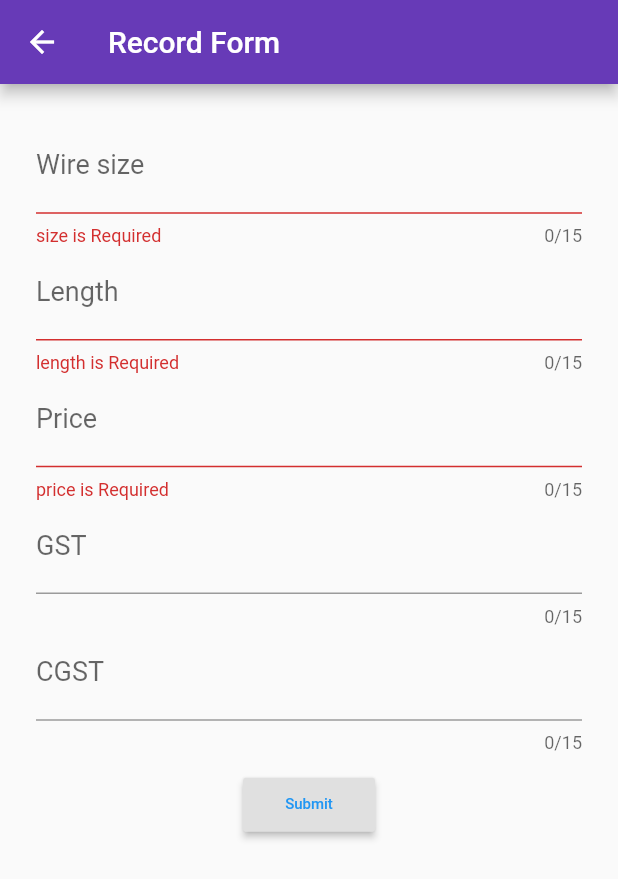
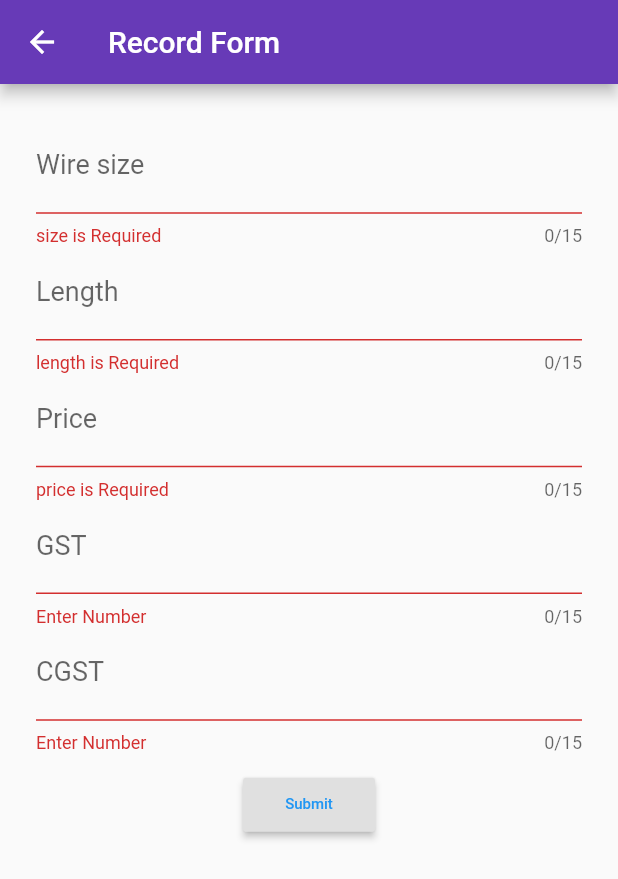
Before and after one commit to satyamrastogi/copper_customer, a Flutter app: the RecordForm screen opened directly, after a tap on "Submit", on a phone screen of 412 x 824 dp. Shown: the top 879 px of the screen. Run offline on Flutter 3.47's test engine with Material 2 defaults, Android fonts, the light colour scheme and no system bars; our stand-ins replace flutter_bloc, sqflite; accounts and stored records are empty.

Commit message:
First stable version

```diff
--- a/lib/pages/RecordForm.dart
+++ b/lib/pages/RecordForm.dart
@@ -46,6 +46,9 @@ class RecordFormState extends State<RecordForm> {
         if (value.isEmpty) {
           return 'price is Required';
         }
+        if(double.tryParse(value) == null) {
+          return 'Enter Number';
+        }
         return null;
       },
       onSaved: (String value) {
@@ -63,6 +66,9 @@ class RecordFormState extends State<RecordForm> {
       validator: (String value) {
         if (value.isEmpty) {
           return 'length is Required';
+        }
+        if(double.tryParse(value) == null) {
+          return 'Enter Number';
         }
         return null;
       },
@@ -83,6 +89,9 @@ class RecordFormState extends State<RecordForm> {
         if (value.isEmpty) {
           return 'size is Required';
         }
+        if(double.tryParse(value) == null) {
+          return 'Enter Number';
+        }
         return null;
       },
       onSaved: (String value) {
@@ -97,6 +106,12 @@ class RecordFormState extends State<RecordForm> {
       decoration: InputDecoration(labelText: 'GST'),
       maxLength: 15,
       style: TextStyle(fontSize: 18),
+        validator: (String value) {
+          if(double.tryParse(value) == null) {
+            return 'Enter Number';
+          }
+          return null;
+        },
       onSaved: (String value) {
         if (value.isNotEmpty) {
           _gst_percentage = double.parse(value);
@@ -111,9 +126,15 @@ class RecordFormState extends State<RecordForm> {
       decoration: InputDecoration(labelText: 'CGST'),
       maxLength: 15,
       style: TextStyle(fontSize: 18),
+        validator: (String value) {
+          if(double.tryParse(value) == null) {
+            return 'Enter Number';
+          }
+          return null;
+        },
       onSaved: (String value) {
         if (value.isNotEmpty) {
-          _gst_percentage = double.parse(value);
+          _cgst_percentage = double.parse(value);
         }
       },
     );
```
